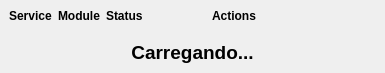
Qt form containerlistwidget.ui (eduardosaraujo1/simple-container-manager) before a commit.
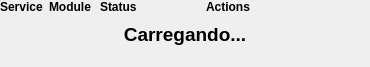
The same form after that commit.

Patch:
```diff
--- a/containerlistwidget.ui
+++ b/containerlistwidget.ui
@@ -6,8 +6,8 @@
    <rect>
     <x>0</x>
     <y>0</y>
-    <width>372</width>
-    <height>69</height>
+    <width>370</width>
+    <height>67</height>
    </rect>
   </property>
   <property name="windowTitle">
@@ -41,6 +41,18 @@
       <property name="spacing">
        <number>6</number>
       </property>
+      <property name="leftMargin">
+       <number>0</number>
+      </property>
+      <property name="topMargin">
+       <number>0</number>
+      </property>
+      <property name="rightMargin">
+       <number>0</number>
+      </property>
+      <property name="bottomMargin">
+       <number>0</number>
+      </property>
       <item>
        <widget class="QLabel" name="lbl_service">
         <property name="sizePolicy">
```
